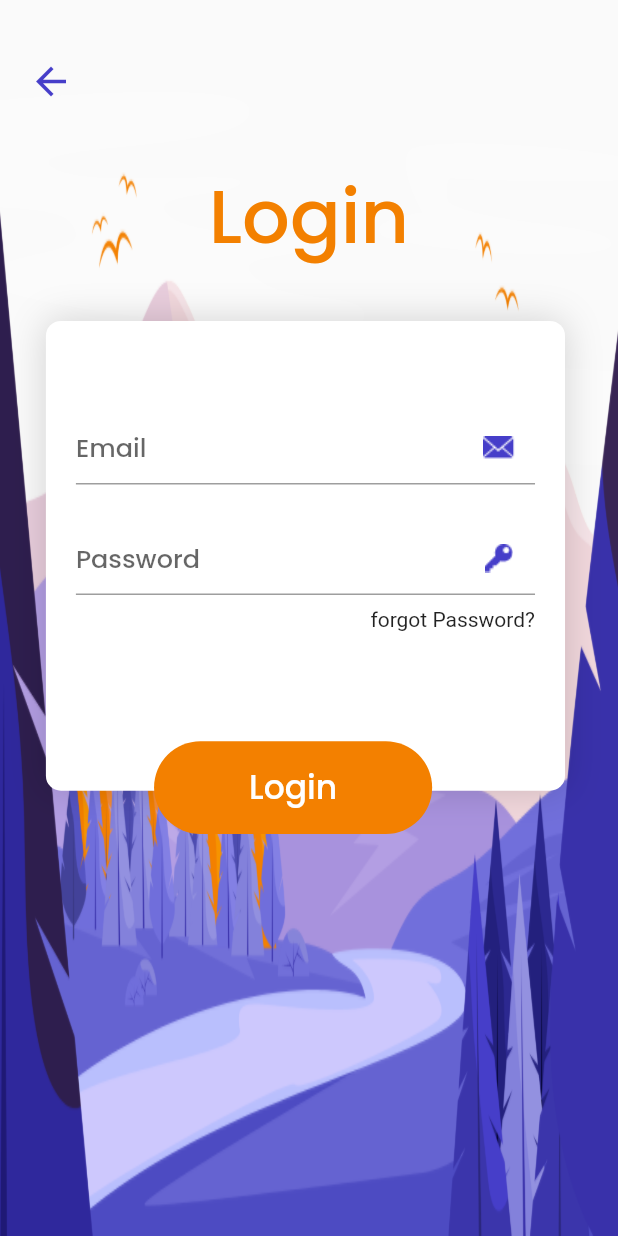
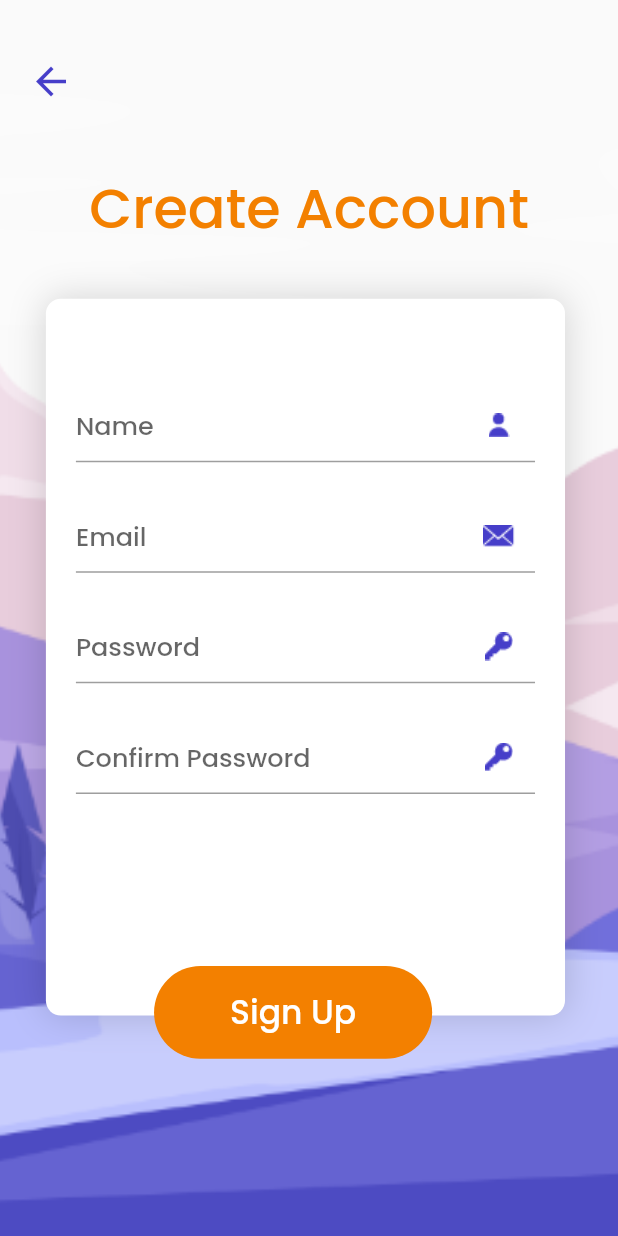
Before and after one commit to nexus-hash/Tour-Booking-App, a Flutter app: the CreateAccount screen opened directly, on a phone screen of 412 x 824 dp. Run offline on Flutter 3.47's test engine with Material 2 defaults, Android fonts, the phone set to English and light mode, and no system bars.

Commit message:
Designed SignUp

```diff
--- a/lib/CreateAccount.dart
+++ b/lib/CreateAccount.dart
@@ -1,4 +1,5 @@
 import 'package:flutter/material.dart';
+import 'package:travel_ui/LoginPage.dart';
 
 class CreateAccount extends StatefulWidget {
   @override
@@ -6,14 +7,16 @@ class CreateAccount extends StatefulWidget {
 }
 
 class _CreateAccountState extends State<CreateAccount> {
+  Color _iconColor = Colors.grey;
   @override
   Widget build(BuildContext context) {
     return Scaffold(
+      resizeToAvoidBottomInset: false,
         body: Container(
             decoration: BoxDecoration(
                 image: DecorationImage(
-                  image: new AssetImage('assets/images/Background.png'),
-                    fit: BoxFit.fill,
+                  image: new AssetImage('assets/images/BackgroundLogin.png'),
+                    fit: BoxFit.cover,
                 )
             ),
           child:  Padding(
@@ -24,13 +27,13 @@ class _CreateAccountState extends State<CreateAccount> {
                   alignment: Alignment.centerLeft,
                   child: IconButton(icon: Icon(Icons.arrow_back,size: 30.0,color: Color(0xFF463EC9),), onPressed: (){Navigator.pop(context);}),
                 ),
-                SizedBox(height: MediaQuery.of(context).size.height*.035,),
+                SizedBox(height: MediaQuery.of(context).size.height*.04,),
                 Align(
                   alignment: Alignment.center,
-                  child: Text("Login",
+                  child: Text("Create Account",
                     style: TextStyle(
                       color: Color(0xFFF38000),
-                      fontSize: 50.0,
+                      fontSize: MediaQuery.of(context).size.width*.09,
                       fontFamily: 'PoppinsMed',
                     ),
                   ),
@@ -46,7 +49,7 @@ class _CreateAccountState extends State<CreateAccount> {
                         left: MediaQuery.of(context).size.width*.05,
                         child: Container(
                           width: MediaQuery.of(context).size.width*.84,
-                          height: MediaQuery.of(context).size.height*.38,
+                          height: MediaQuery.of(context).size.height*.58,
                           decoration: BoxDecoration(
                               color: Colors.white,
                               borderRadius: BorderRadius.all(Radius.circular(10.0)),
@@ -62,6 +65,20 @@ class _CreateAccountState extends State<CreateAccount> {
                             child: Column(
                               mainAxisAlignment: MainAxisAlignment.start,
                               children: <Widget>[
+
+                                Container(
+                                  child: TextField(
+                                    decoration: InputDecoration(
+                                        suffixIcon: ImageIcon(AssetImage('assets/images/user.png'),color: Color(0xFF463EC9),),
+                                        hintText: 'Name',
+                                        hintStyle: TextStyle(
+                                            fontFamily: 'PoppinsMed',
+                                            fontSize: 17.0
+                                        )
+                                    ),
+                                  ),
+                                ),
+                                SizedBox(height: MediaQuery.of(context).size.height*.03,),
                                 Container(
                                   child: TextField(
                                     decoration: InputDecoration(
@@ -79,6 +96,7 @@ class _CreateAccountState extends State<CreateAccount> {
                                   child: TextField(
                                     decoration: InputDecoration(
                                         suffixIcon: ImageIcon(AssetImage('assets/images/passwordicon.png'),color: Color(0xFF463EC9),),
+
                                         hintText: 'Password',
                                         hintStyle: TextStyle(
                                             fontFamily: 'PoppinsMed',
@@ -88,11 +106,23 @@ class _CreateAccountState extends State<CreateAccount> {
                                     obscureText: true,
                                   ),
                                 ),
-                                SizedBox(height: MediaQuery.of(context).size.height*.01,),
-                                Align(
-                                  alignment: Alignment.centerRight,
-                                  child: Text('forgot Password?'),
-                                )
+                                SizedBox(height: MediaQuery.of(context).size.height*.03,),
+                                Container(
+                                  child: TextField(
+                                    decoration: InputDecoration(
+                                        suffixIcon: ImageIcon(AssetImage('assets/images/passwordicon.png'),color: Color(0xFF463EC9),),
+
+                                        hintText: 'Confirm Password',
+                                        hintStyle: TextStyle(
+                                            fontFamily: 'PoppinsMed',
+                                            fontSize: 17.0
+                                        )
+                                    ),
+                                    obscureText: true,
+                                  ),
+                                ),
+
+
                               ],
                             ),
                           ),
@@ -101,7 +131,7 @@ class _CreateAccountState extends State<CreateAccount> {
 
                       ),
                       Positioned(
-                        top: MediaQuery.of(context).size.height*.35,
+                        top: MediaQuery.of(context).size.height*.55,
                         left: MediaQuery.of(context).size.width*.225,
                         child: Container(
                           width: MediaQuery.of(context).size.width*.45,
@@ -111,10 +141,14 @@ class _CreateAccountState extends State<CreateAccount> {
                               color: Color(0xFFF38000)
                           ),
                           child: FlatButton(
-                            onPressed: (){},
+                            onPressed: (){
+                              Navigator.of(context).push(MaterialPageRoute(
+                                builder: (context){return LoginPage();}
+                              ));
+                            },
                             child: Align(
                               alignment: Alignment.center,
-                              child: Text('Login',style:
+                              child: Text('Sign Up',style:
                               TextStyle(
                                   color: Color(0xFFFFFFFF),
                                   fontFamily: 'PoppinsMed',
```
Also changed, not shown: assets/images/user.png (added).
